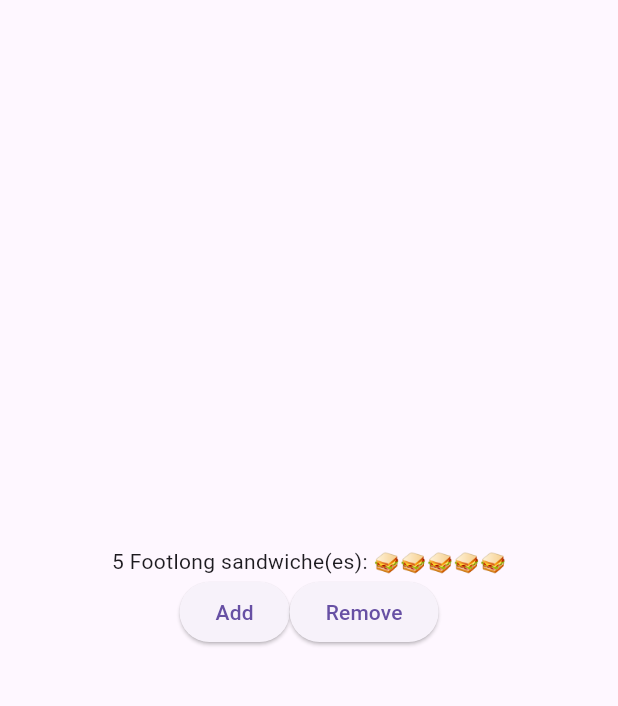
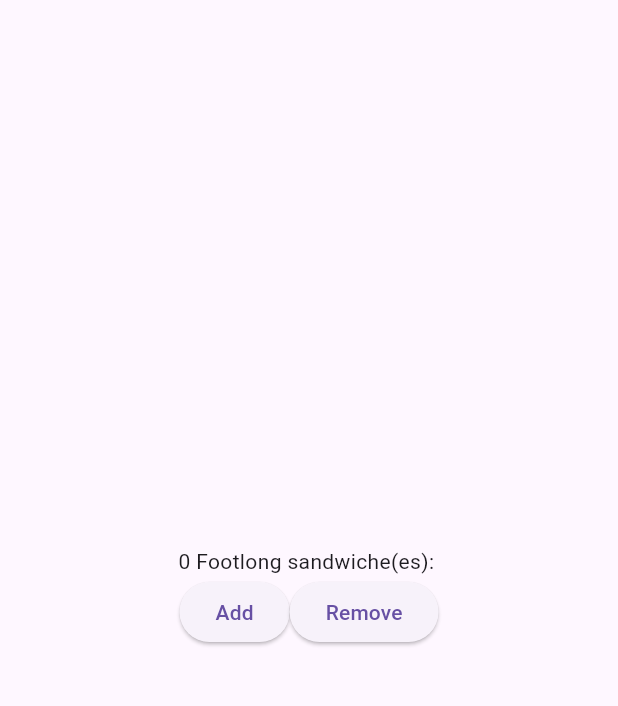
Before and after one commit to AxisAlmond/firstflutterproject, a Flutter app: the screen it shows after launch, on a phone screen of 412 x 824 dp, the part 63-769 px from its top. Run offline on Flutter 3.47's test engine with Material 3 defaults, Android fonts, the phone set to English and light mode, and no system bars.

Commit message:
Use OrderScreen on App

```diff
--- a/lib/main.dart
+++ b/lib/main.dart
@@ -11,31 +11,9 @@ class App extends StatelessWidget {
 
   @override
   Widget build(BuildContext context) {
-    return MaterialApp(
+    return const MaterialApp(
       title: 'Sandwich Shop App',
-      home: Scaffold(
-          appBar: AppBar(title: const Text('Sandwich Counter')),
-          body: Center(
-            child: Column(
-              mainAxisAlignment: MainAxisAlignment.center,
-              children: [
-                const OrderItemDisplay(5, 'Footlong'),
-                Row(
-                  mainAxisAlignment: MainAxisAlignment.center,
-                  children: [
-                    ElevatedButton(
-                      onPressed: () => print('Add button pressed!'),
-                      child: const Text('Add'),
-                    ),
-                    ElevatedButton(
-                      onPressed: () => print('Remove button pressed!'),
-                      child: const Text('Remove'),
-                    ),
-                  ],
-                ),
-              ],
-            ),
-          )),
+      home: OrderScreen(maxQuantity: 5),
     );
   }
 }
```
